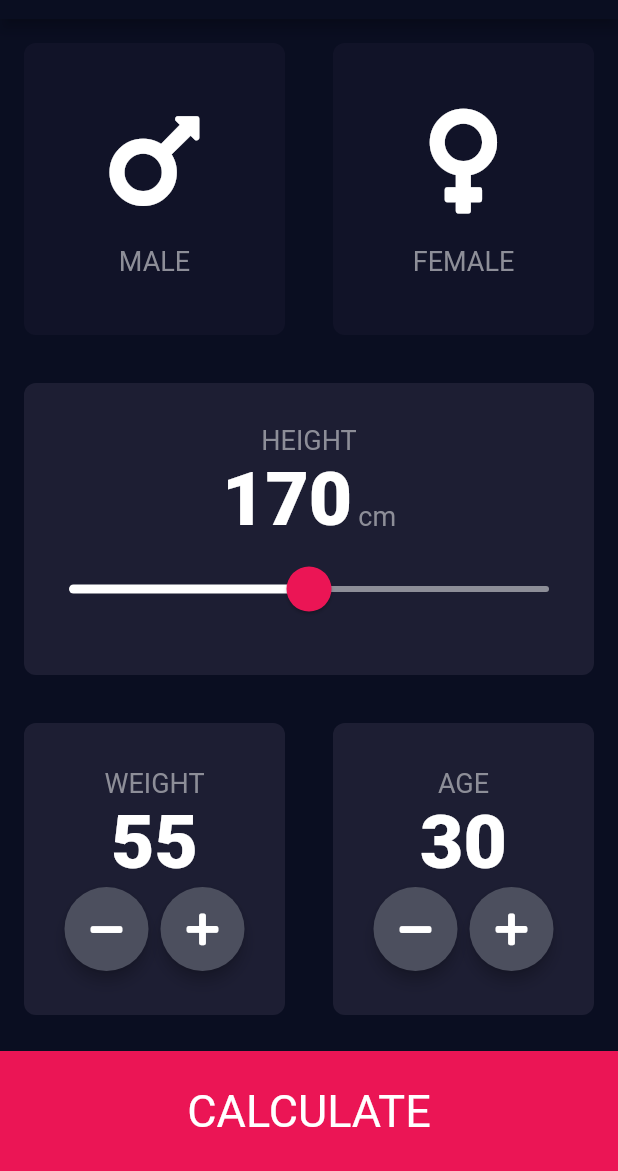
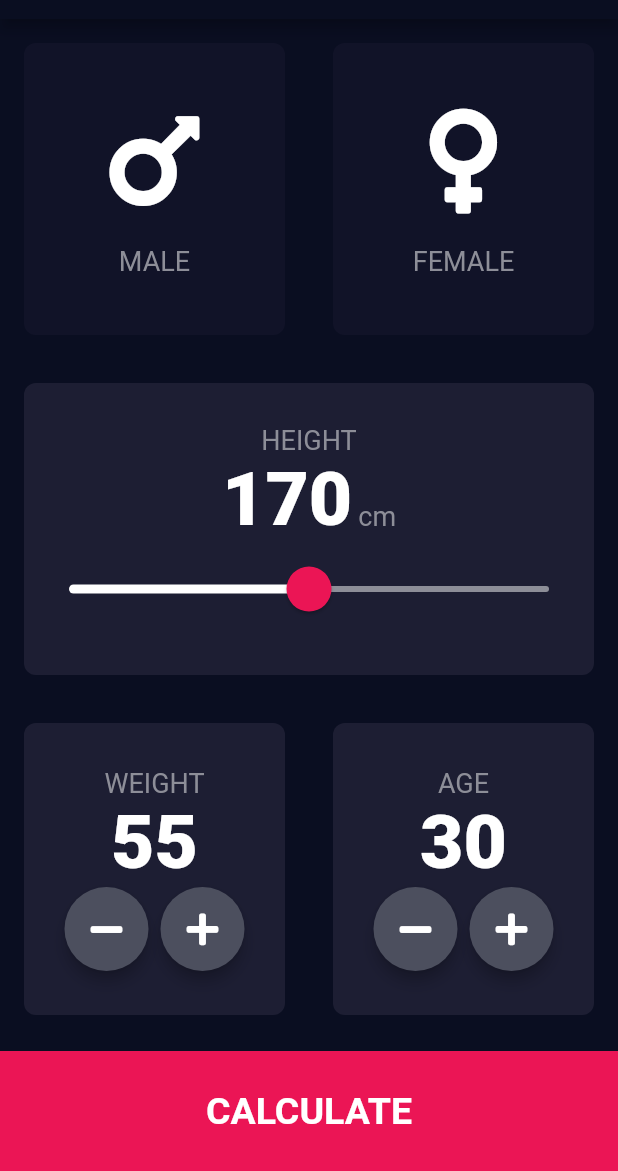
Before and after one commit to abd99/flutter-bmi-calculator, a Flutter app: the screen it shows after launch, on a phone screen of 412 x 824 dp, the part 65-1236 px from its top. Run offline on Flutter 3.47's test engine with Material 2 defaults, Android fonts, the phone set to English and light mode, and no system bars; our stand-ins replace font_awesome_flutter.

Commit message:
Make directories for components and screens

```diff
--- /dev/null
+++ b/lib/components/bottom_button.dart
@@ -0,0 +1,30 @@
+import 'package:flutter/material.dart';
+
+import 'package:flutter_bmi_calculator/constants.dart';
+
+class BottomButton extends StatelessWidget {
+  final Function onTap;
+  final String buttonTitle;
+
+  BottomButton({@required this.onTap, @required this.buttonTitle});
+  @override
+  Widget build(BuildContext context) {
+    return GestureDetector(
+      onTap: onTap,
+      child: Container(
+        alignment: Alignment.center,
+        child: Text(
+          buttonTitle,
+          style: TextStyle(
+            fontSize: 25.0,
+            fontWeight: FontWeight.bold,
+          ),
+        ),
+        color: kBottomContainerColor,
+        margin: EdgeInsets.only(top: 8.0),
+        width: double.infinity,
+        height: kBottomContainerHeight,
+      ),
+    );
+  }
+}
--- a/lib/icon_content.dart
+++ b/lib/components/icon_content.dart
@@ -1,6 +1,6 @@
 import 'package:flutter/material.dart';
 
-import 'constants.dart';
+import 'package:flutter_bmi_calculator/constants.dart';
 
 class IconContent extends StatelessWidget {
   final IconData icon;
--- /dev/null
+++ b/lib/components/round_icon_button.dart
@@ -0,0 +1,23 @@
+import 'package:flutter/material.dart';
+
+class RoundIconButton extends StatelessWidget {
+  final IconData icon;
+  final Function onPressed;
+
+  RoundIconButton({@required this.icon, @required this.onPressed});
+
+  @override
+  Widget build(BuildContext context) {
+    return RawMaterialButton(
+      child: Icon(icon),
+      elevation: 4.0,
+      constraints: BoxConstraints.tightFor(
+        width: 56.0,
+        height: 56.0,
+      ),
+      shape: CircleBorder(),
+      fillColor: Color(0xFF4C4F5E),
+      onPressed: onPressed,
+    );
+  }
+}
--- a/lib/main.dart
+++ b/lib/main.dart
@@ -1,6 +1,6 @@
 import 'package:flutter/material.dart';
 
-import 'input_page.dart';
+import 'package:flutter_bmi_calculator/screens/input_page.dart';
 
 void main() => runApp(BMICalculator());
 
--- a/lib/input_page.dart
+++ b/lib/screens/input_page.dart
@@ -1,9 +1,11 @@
 import 'package:flutter/material.dart';
-import 'package:flutter_bmi_calculator/results_page.dart';
+import 'package:flutter_bmi_calculator/screens/results_page.dart';
 import 'package:font_awesome_flutter/font_awesome_flutter.dart';
-import 'constants.dart';
-import 'reusable_card.dart';
-import 'icon_content.dart';
+import 'package:flutter_bmi_calculator/components/bottom_button.dart';
+import 'package:flutter_bmi_calculator/constants.dart';
+import 'package:flutter_bmi_calculator/components/reusable_card.dart';
+import 'package:flutter_bmi_calculator/components/icon_content.dart';
+import 'package:flutter_bmi_calculator/components/round_icon_button.dart';
 
 enum Gender {
   male,
@@ -213,7 +215,7 @@ class _InputPageState extends State<InputPage> {
               ],
             ),
           ),
-          GestureDetector(
+          BottomButton(
             onTap: () {
               Navigator.push(
                 context,
@@ -222,44 +224,10 @@ class _InputPageState extends State<InputPage> {
                 ),
               );
             },
-            child: Container(
-              alignment: Alignment.center,
-              child: Text(
-                'CALCULATE',
-                style: TextStyle(
-                  fontSize: 30.0,
-                ),
-              ),
-              color: kBottomContainerColor,
-              margin: EdgeInsets.only(top: 8.0),
-              width: double.infinity,
-              height: kBottomContainerHeight,
-            ),
+            buttonTitle: 'CALCULATE',
           ),
         ],
       ),
     );
   }
 }
-
-class RoundIconButton extends StatelessWidget {
-  final IconData icon;
-  final Function onPressed;
-
-  RoundIconButton({@required this.icon, @required this.onPressed});
-
-  @override
-  Widget build(BuildContext context) {
-    return RawMaterialButton(
-      child: Icon(icon),
-      elevation: 4.0,
-      constraints: BoxConstraints.tightFor(
-        width: 56.0,
-        height: 56.0,
-      ),
-      shape: CircleBorder(),
-      fillColor: Color(0xFF4C4F5E),
-      onPressed: onPressed,
-    );
-  }
-}
```
Also changed, not shown: lib/constants.dart (+20 -0 lines), lib/results_page.dart (deleted, +0 -13 lines), lib/screens/results_page.dart (added, +53 -0 lines), lib/components/reusable_card.dart (renamed from lib/reusable_card.dart).
